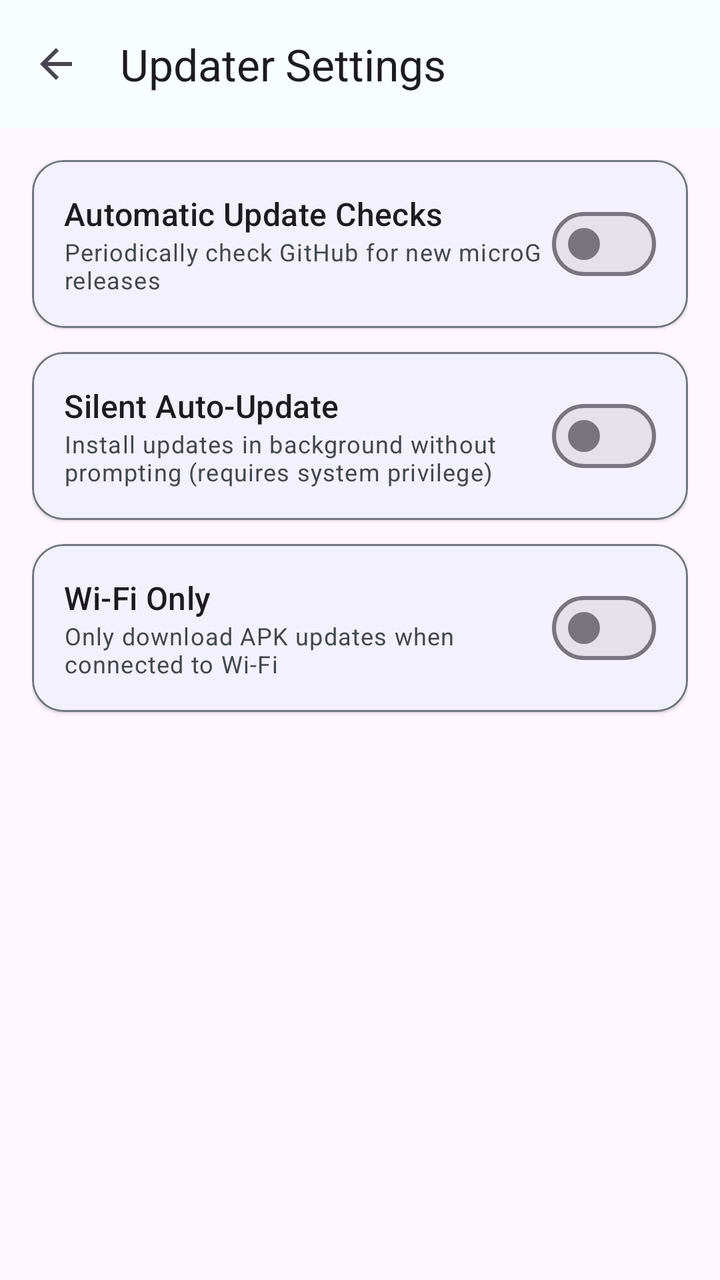
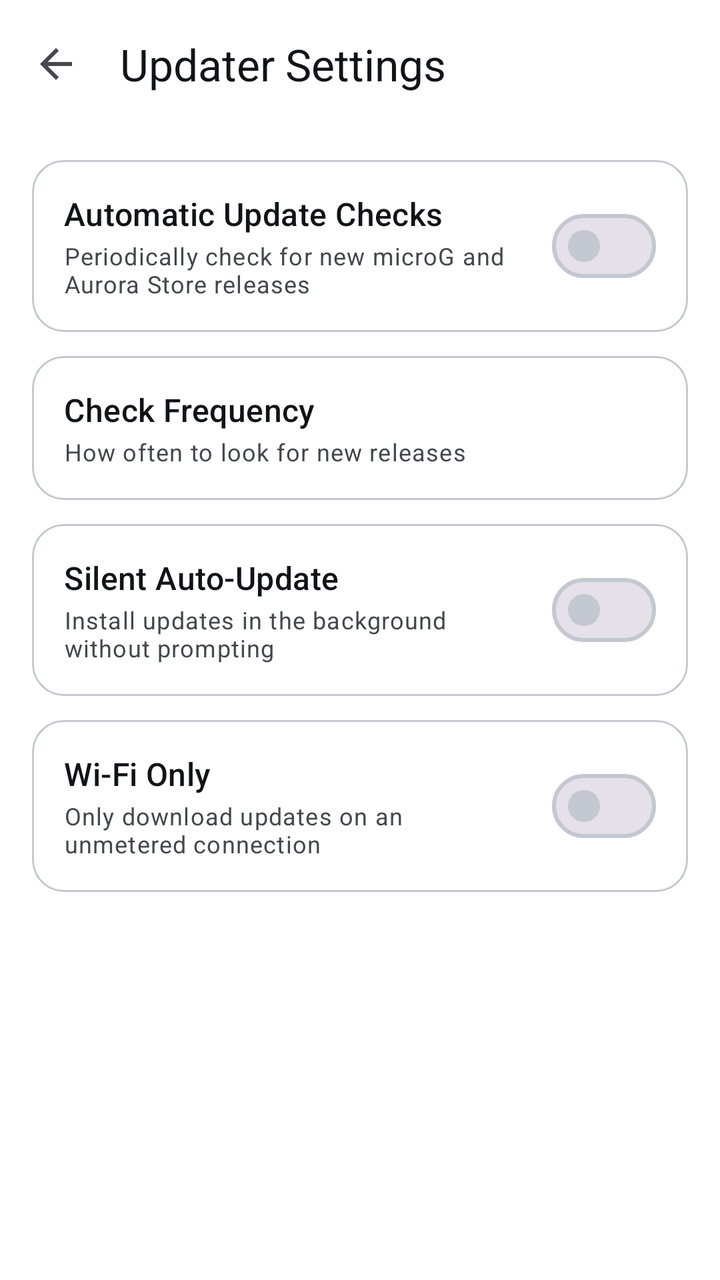

Before-and-after screenshots of an Android layout around one commit, followed by the original layout XML and the change that was made.
<!-- AndroidManifest.xml: application theme Theme.MicroGUpdater -->
<!-- res/layout/activity_settings.xml -->
<?xml version="1.0" encoding="utf-8"?>
<LinearLayout
    xmlns:android="http://schemas.android.com/apk/res/android"
    xmlns:app="http://schemas.android.com/apk/res-auto"
    android:layout_width="match_parent"
    android:layout_height="match_parent"
    android:orientation="vertical"
    android:background="?android:attr/colorBackground">

    <com.google.android.material.appbar.AppBarLayout
        android:layout_width="match_parent"
        android:layout_height="wrap_content"
        android:background="@color/md_theme_light_surface"
        app:elevation="0dp">

        <com.google.android.material.appbar.MaterialToolbar
            android:id="@+id/toolbar"
            android:layout_width="match_parent"
            android:layout_height="?attr/actionBarSize"
            app:title="@string/settings_title"
            app:navigationIcon="?attr/homeAsUpIndicator"
            app:titleTextAppearance="@style/TextAppearance.Material3.TitleLarge" />

    </com.google.android.material.appbar.AppBarLayout>

    <ScrollView
        android:layout_width="match_parent"
        android:layout_height="match_parent"
        android:padding="16dp">

        <LinearLayout
            android:layout_width="match_parent"
            android:layout_height="wrap_content"
            android:orientation="vertical">

            
            <com.google.android.material.card.MaterialCardView
                android:layout_width="match_parent"
                android:layout_height="wrap_content"
                android:layout_marginBottom="12dp"
                app:cardCornerRadius="16dp"
                app:cardElevation="1dp"
                app:strokeColor="@color/md_theme_light_outline"
                app:strokeWidth="1dp">

                <LinearLayout
                    android:layout_width="match_parent"
                    android:layout_height="wrap_content"
                    android:orientation="horizontal"
                    android:padding="16dp"
                    android:gravity="center_vertical">

                    <LinearLayout
                        android:layout_width="0dp"
                        android:layout_height="wrap_content"
                        android:layout_weight="1"
                        android:orientation="vertical">

                        <TextView
                            android:layout_width="wrap_content"
                            android:layout_height="wrap_content"
                            android:text="@string/pref_auto_check_title"
                            android:textAppearance="@style/TextAppearance.Material3.TitleMedium" />

                        <TextView
                            android:layout_width="wrap_content"
                            android:layout_height="wrap_content"
                            android:text="@string/pref_auto_check_summary"
                            android:textAppearance="@style/TextAppearance.Material3.BodySmall"
                            android:textColor="@color/md_theme_light_onSurfaceVariant" />
                    </LinearLayout>

                    <com.google.android.material.materialswitch.MaterialSwitch
                        android:id="@+id/switchAutoCheck"
                        android:layout_width="wrap_content"
                        android:layout_height="wrap_content" />
                </LinearLayout>
            </com.google.android.material.card.MaterialCardView>

            
            <com.google.android.material.card.MaterialCardView
                android:layout_width="match_parent"
                android:layout_height="wrap_content"
                android:layout_marginBottom="12dp"
                app:cardCornerRadius="16dp"
                app:cardElevation="1dp"
                app:strokeColor="@color/md_theme_light_outline"
                app:strokeWidth="1dp">

                <LinearLayout
                    android:layout_width="match_parent"
                    android:layout_height="wrap_content"
                    android:orientation="horizontal"
                    android:padding="16dp"
                    android:gravity="center_vertical">

                    <LinearLayout
                        android:layout_width="0dp"
                        android:layout_height="wrap_content"
                        android:layout_weight="1"
                        android:orientation="vertical">

                        <TextView
                            android:layout_width="wrap_content"
                            android:layout_height="wrap_content"
                            android:text="@string/pref_auto_install_title"
                            android:textAppearance="@style/TextAppearance.Material3.TitleMedium" />

                        <TextView
                            android:layout_width="wrap_content"
                            android:layout_height="wrap_content"
                            android:text="@string/pref_auto_install_summary"
                            android:textAppearance="@style/TextAppearance.Material3.BodySmall"
                            android:textColor="@color/md_theme_light_onSurfaceVariant" />
                    </LinearLayout>

                    <com.google.android.material.materialswitch.MaterialSwitch
                        android:id="@+id/switchAutoInstall"
                        android:layout_width="wrap_content"
                        android:layout_height="wrap_content" />
                </LinearLayout>
            </com.google.android.material.card.MaterialCardView>

            
            <com.google.android.material.card.MaterialCardView
                android:layout_width="match_parent"
                android:layout_height="wrap_content"
                android:layout_marginBottom="12dp"
                app:cardCornerRadius="16dp"
                app:cardElevation="1dp"
                app:strokeColor="@color/md_theme_light_outline"
                app:strokeWidth="1dp">

                <LinearLayout
                    android:layout_width="match_parent"
                    android:layout_height="wrap_content"
                    android:orientation="horizontal"
                    android:padding="16dp"
                    android:gravity="center_vertical">

                    <LinearLayout
                        android:layout_width="0dp"
                        android:layout_height="wrap_content"
                        android:layout_weight="1"
                        android:orientation="vertical">

                        <TextView
                            android:layout_width="wrap_content"
                            android:layout_height="wrap_content"
                            android:text="@string/pref_wifi_only_title"
                            android:textAppearance="@style/TextAppearance.Material3.TitleMedium" />

                        <TextView
                            android:layout_width="wrap_content"
                            android:layout_height="wrap_content"
                            android:text="@string/pref_wifi_only_summary"
                            android:textAppearance="@style/TextAppearance.Material3.BodySmall"
                            android:textColor="@color/md_theme_light_onSurfaceVariant" />
                    </LinearLayout>

                    <com.google.android.material.materialswitch.MaterialSwitch
                        android:id="@+id/switchWifiOnly"
                        android:layout_width="wrap_content"
                        android:layout_height="wrap_content" />
                </LinearLayout>
            </com.google.android.material.card.MaterialCardView>

        </LinearLayout>
    </ScrollView>

</LinearLayout>
<!-- resources referenced by this layout -->
<resources>
  <color name="md_theme_light_onSurfaceVariant">#43474E</color>
  <color name="md_theme_light_outline">#73777F</color>
  <color name="md_theme_light_surface">#F8FDFF</color>
  <string name="pref_auto_check_summary">Periodically check GitHub for new microG releases</string>
  <string name="pref_auto_install_summary">Install updates in background without prompting (requires system privilege)</string>
  <string name="pref_wifi_only_summary">Only download APK updates when connected to Wi-Fi</string>
  <string name="settings_title">Updater Settings</string>
  <style name="Theme.MicroGUpdater" parent="Theme.Material3.DayNight.NoActionBar">
          <item name="colorPrimary">@color/primary</item>
          <item name="colorOnPrimary">#FFFFFF</item>
      </style>
  <color name="primary">#1E88E5</color>
  <!-- unchanged entries left out for length: 3 -->
</resources>

<!-- the commit's change to res/layout/activity_settings.xml (unified diff, before → after) -->
@@ -5,12 +5,13 @@
     android:layout_width="match_parent"
     android:layout_height="match_parent"
     android:orientation="vertical"
-    android:background="?android:attr/colorBackground">
+    android:fitsSystemWindows="true"
+    android:background="?attr/colorSurface">
 
     <com.google.android.material.appbar.AppBarLayout
         android:layout_width="match_parent"
         android:layout_height="wrap_content"
-        android:background="@color/md_theme_light_surface"
+        android:background="?attr/colorSurface"
         app:elevation="0dp">
 
         <com.google.android.material.appbar.MaterialToolbar
@@ -19,6 +20,7 @@
             android:layout_height="?attr/actionBarSize"
             app:title="@string/settings_title"
             app:navigationIcon="?attr/homeAsUpIndicator"
+            app:titleTextColor="?attr/colorOnSurface"
             app:titleTextAppearance="@style/TextAppearance.Material3.TitleLarge" />
 
     </com.google.android.material.appbar.AppBarLayout>
@@ -26,7 +28,8 @@
     <ScrollView
         android:layout_width="match_parent"
         android:layout_height="match_parent"
-        android:padding="16dp">
+        android:padding="16dp"
+        android:clipToPadding="false">
 
         <LinearLayout
             android:layout_width="match_parent"
@@ -35,39 +38,19 @@
 
             
             <com.google.android.material.card.MaterialCardView
-                android:layout_width="match_parent"
-                android:layout_height="wrap_content"
-                android:layout_marginBottom="12dp"
-                app:cardCornerRadius="16dp"
-                app:cardElevation="1dp"
-                app:strokeColor="@color/md_theme_light_outline"
-                app:strokeWidth="1dp">
+                style="@style/Widget.MicroGUpdater.Card">
 
-                <LinearLayout
-                    android:layout_width="match_parent"
-                    android:layout_height="wrap_content"
-                    android:orientation="horizontal"
-                    android:padding="16dp"
-                    android:gravity="center_vertical">
+                <LinearLayout style="@style/Widget.MicroGUpdater.PreferenceRow">
 
-                    <LinearLayout
-                        android:layout_width="0dp"
-                        android:layout_height="wrap_content"
-                        android:layout_weight="1"
-                        android:orientation="vertical">
+                    <LinearLayout style="@style/Widget.MicroGUpdater.PreferenceText">
 
                         <TextView
-                            android:layout_width="wrap_content"
-                            android:layout_height="wrap_content"
-                            android:text="@string/pref_auto_check_title"
-                            android:textAppearance="@style/TextAppearance.Material3.TitleMedium" />
+                            style="@style/TextAppearance.MicroGUpdater.PreferenceTitle"
+                            android:text="@string/pref_auto_check_title" />
 
                         <TextView
-                            android:layout_width="wrap_content"
-                            android:layout_height="wrap_content"
-                            android:text="@string/pref_auto_check_summary"
-                            android:textAppearance="@style/TextAppearance.Material3.BodySmall"
-                            android:textColor="@color/md_theme_light_onSurfaceVariant" />
+                            style="@style/TextAppearance.MicroGUpdater.PreferenceSummary"
+                            android:text="@string/pref_auto_check_summary" />
                     </LinearLayout>
 
                     <com.google.android.material.materialswitch.MaterialSwitch
@@ -79,39 +62,42 @@
 
             
             <com.google.android.material.card.MaterialCardView
-                android:layout_width="match_parent"
-                android:layout_height="wrap_content"
-                android:layout_marginBottom="12dp"
-                app:cardCornerRadius="16dp"
-                app:cardElevation="1dp"
-                app:strokeColor="@color/md_theme_light_outline"
-                app:strokeWidth="1dp">
+                android:id="@+id/frequencyRow"
+                style="@style/Widget.MicroGUpdater.Card"
+                android:clickable="true"
+                android:focusable="true">
 
-                <LinearLayout
-                    android:layout_width="match_parent"
-                    android:layout_height="wrap_content"
-                    android:orientation="horizontal"
-                    android:padding="16dp"
-                    android:gravity="center_vertical">
+                <LinearLayout style="@style/Widget.MicroGUpdater.PreferenceRow">
 
-                    <LinearLayout
-                        android:layout_width="0dp"
-                        android:layout_height="wrap_content"
-                        android:layout_weight="1"
-                        android:orientation="vertical">
+                    <LinearLayout style="@style/Widget.MicroGUpdater.PreferenceText">
 
                         <TextView
-                            android:layout_width="wrap_content"
-                            android:layout_height="wrap_content"
-                            android:text="@string/pref_auto_install_title"
-                            android:textAppearance="@style/TextAppearance.Material3.TitleMedium" />
+                            style="@style/TextAppearance.MicroGUpdater.PreferenceTitle"
+                            android:text="@string/pref_frequency_title" />
 
                         <TextView
-                            android:layout_width="wrap_content"
-                            android:layout_height="wrap_content"
-                            android:text="@string/pref_auto_install_summary"
-                            android:textAppearance="@style/TextAppearance.Material3.BodySmall"
-                            android:textColor="@color/md_theme_light_onSurfaceVariant" />
+                            android:id="@+id/frequencyValue"
+                            style="@style/TextAppearance.MicroGUpdater.PreferenceSummary"
+                            android:text="@string/pref_frequency_summary" />
+                    </LinearLayout>
+                </LinearLayout>
+            </com.google.android.material.card.MaterialCardView>
+
+            
+            <com.google.android.material.card.MaterialCardView
+                style="@style/Widget.MicroGUpdater.Card">
+
+                <LinearLayout style="@style/Widget.MicroGUpdater.PreferenceRow">
+
+                    <LinearLayout style="@style/Widget.MicroGUpdater.PreferenceText">
+
+                        <TextView
+                            style="@style/TextAppearance.MicroGUpdater.PreferenceTitle"
+                            android:text="@string/pref_auto_install_title" />
+
+                        <TextView
+                            style="@style/TextAppearance.MicroGUpdater.PreferenceSummary"
+                            android:text="@string/pref_auto_install_summary" />
                     </LinearLayout>
 
                     <com.google.android.material.materialswitch.MaterialSwitch
@@ -123,39 +109,19 @@
 
             
             <com.google.android.material.card.MaterialCardView
-                android:layout_width="match_parent"
-                android:layout_height="wrap_content"
-                android:layout_marginBottom="12dp"
-                app:cardCornerRadius="16dp"
-                app:cardElevation="1dp"
-                app:strokeColor="@color/md_theme_light_outline"
-                app:strokeWidth="1dp">
+                style="@style/Widget.MicroGUpdater.Card">
 
-                <LinearLayout
-                    android:layout_width="match_parent"
-                    android:layout_height="wrap_content"
-                    android:orientation="horizontal"
-                    android:padding="16dp"
-                    android:gravity="center_vertical">
+                <LinearLayout style="@style/Widget.MicroGUpdater.PreferenceRow">
 
-                    <LinearLayout
-                        android:layout_width="0dp"
-                        android:layout_height="wrap_content"
-                        android:layout_weight="1"
-                        android:orientation="vertical">
+                    <LinearLayout style="@style/Widget.MicroGUpdater.PreferenceText">
 
                         <TextView
-                            android:layout_width="wrap_content"
-                            android:layout_height="wrap_content"
-                            android:text="@string/pref_wifi_only_title"
-                            android:textAppearance="@style/TextAppearance.Material3.TitleMedium" />
+                            style="@style/TextAppearance.MicroGUpdater.PreferenceTitle"
+                            android:text="@string/pref_wifi_only_title" />
 
                         <TextView
-                            android:layout_width="wrap_content"
-                            android:layout_height="wrap_content"
-                            android:text="@string/pref_wifi_only_summary"
-                            android:textAppearance="@style/TextAppearance.Material3.BodySmall"
-                            android:textColor="@color/md_theme_light_onSurfaceVariant" />
+                            style="@style/TextAppearance.MicroGUpdater.PreferenceSummary"
+                            android:text="@string/pref_wifi_only_summary" />
                     </LinearLayout>
 
                     <com.google.android.material.materialswitch.MaterialSwitch
<!-- resource entries referenced after the edit -->
@@ -1,17 +1,75 @@
 <!-- resources referenced by this layout -->
 <resources>
-  <color name="md_theme_light_onSurfaceVariant">#43474E</color>
-  <color name="md_theme_light_outline">#73777F</color>
-  <color name="md_theme_light_surface">#F8FDFF</color>
-  <string name="pref_auto_check_summary">Periodically check GitHub for new microG releases</string>
-  <string name="pref_auto_install_summary">Install updates in background without prompting (requires system privilege)</string>
-  <string name="pref_wifi_only_summary">Only download APK updates when connected to Wi-Fi</string>
+  <string name="pref_auto_check_summary">Periodically check for new microG and Aurora Store releases</string>
+  <string name="pref_auto_install_summary">Install updates in the background without prompting</string>
+  <string name="pref_frequency_summary">How often to look for new releases</string>
+  <string name="pref_frequency_title">Check Frequency</string>
+  <string name="pref_wifi_only_summary">Only download updates on an unmetered connection</string>
   <string name="settings_title">Updater Settings</string>
+  <style name="TextAppearance.MicroGUpdater.PreferenceSummary" parent="">
+          <item name="android:layout_width">match_parent</item>
+          <item name="android:layout_height">wrap_content</item>
+          <item name="android:layout_marginTop">2dp</item>
+          <item name="android:textAppearance">@style/TextAppearance.Material3.BodySmall</item>
+          <item name="android:textColor">@color/on_surface_variant</item>
+      </style>
+  <style name="TextAppearance.MicroGUpdater.PreferenceTitle" parent="">
+          <item name="android:layout_width">match_parent</item>
+          <item name="android:layout_height">wrap_content</item>
+          <item name="android:textAppearance">@style/TextAppearance.Material3.TitleMedium</item>
+          <item name="android:textColor">@color/on_surface</item>
+      </style>
+  <style name="Widget.MicroGUpdater.Card" parent="Widget.Material3.CardView.Filled">
+          <item name="android:layout_width">match_parent</item>
+          <item name="android:layout_height">wrap_content</item>
+          <item name="android:layout_marginBottom">12dp</item>
+          <item name="cardCornerRadius">16dp</item>
+          <item name="cardElevation">0dp</item>
+          <item name="cardBackgroundColor">@color/surface</item>
+          <item name="strokeColor">@color/outline</item>
+          <item name="strokeWidth">1dp</item>
+      </style>
+  <style name="Widget.MicroGUpdater.PreferenceRow">
+          <item name="android:layout_width">match_parent</item>
+          <item name="android:layout_height">wrap_content</item>
+          <item name="android:orientation">horizontal</item>
+          <item name="android:padding">16dp</item>
+          <item name="android:gravity">center_vertical</item>
+      </style>
+  <style name="Widget.MicroGUpdater.PreferenceText">
+          <item name="android:layout_width">0dp</item>
+          <item name="android:layout_height">wrap_content</item>
+          <item name="android:layout_weight">1</item>
+          <item name="android:orientation">vertical</item>
+          <item name="android:paddingEnd">16dp</item>
+      </style>
   <style name="Theme.MicroGUpdater" parent="Theme.Material3.DayNight.NoActionBar">
           <item name="colorPrimary">@color/primary</item>
-          <item name="colorOnPrimary">#FFFFFF</item>
+          <item name="colorOnPrimary">@color/on_primary</item>
+          <item name="colorPrimaryContainer">@color/primary_container</item>
+          <item name="colorOnPrimaryContainer">@color/on_primary_container</item>
+  
+          <item name="colorSurface">@color/surface</item>
+          <item name="colorOnSurface">@color/on_surface</item>
+          <item name="colorSurfaceVariant">@color/surface_variant</item>
+          <item name="colorOnSurfaceVariant">@color/on_surface_variant</item>
+          <item name="colorOutline">@color/outline</item>
+          <item name="android:colorBackground">@color/background</item>
+  
+          
+          <item name="android:statusBarColor">@android:color/transparent</item>
+          <item name="android:navigationBarColor">@android:color/transparent</item>
       </style>
-  <color name="primary">#1E88E5</color>
+  <color name="on_surface_variant">#43474E</color>
+  <color name="on_surface">#101418</color>
+  <color name="surface">#FFFFFF</color>
+  <color name="outline">#C4C8D0</color>
+  <color name="primary">#0B57D0</color>
+  <color name="on_primary">#FFFFFF</color>
+  <color name="primary_container">#D3E3FD</color>
+  <color name="on_primary_container">#041E49</color>
+  <color name="surface_variant">#E7ECF4</color>
+  <color name="background">#F5F8FC</color>
   <!-- unchanged entries left out for length: 3 -->
 </resources>
 
